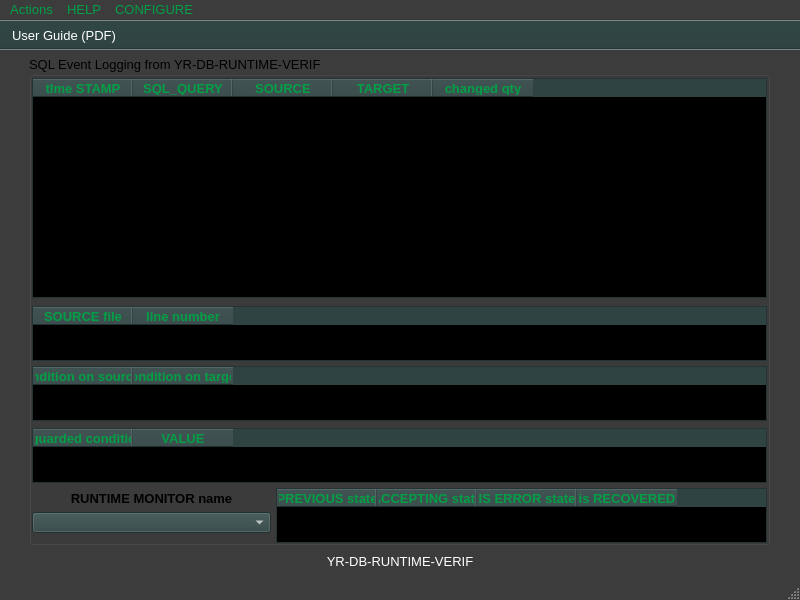
First picture: the form in ui/yr-db-runtime-verif-main-window.ui, repository yerothd/yr-db-runtime-verif, before the edit.
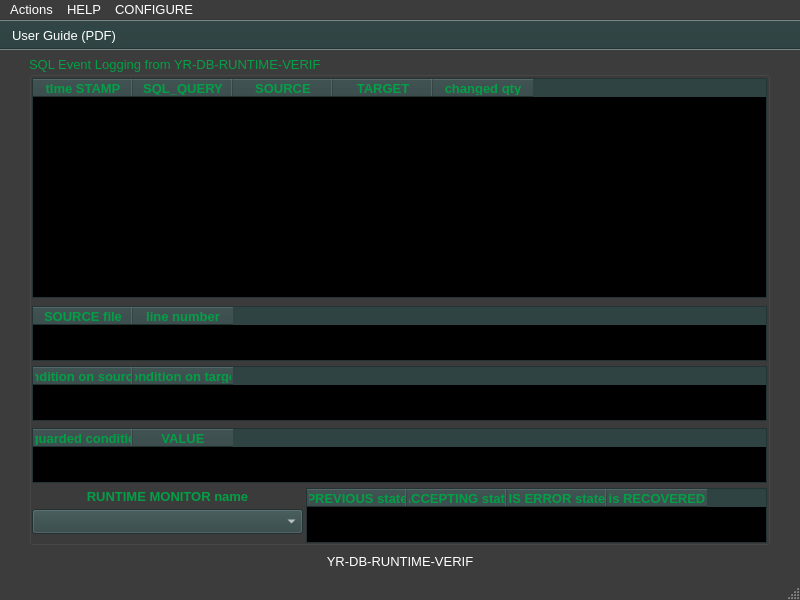
Second picture: the form after the edit. Icons and pictures are not drawn. Custom widgets are drawn as their Qt base class.

```diff
--- a/ui/yr-db-runtime-verif-main-window.ui
+++ b/ui/yr-db-runtime-verif-main-window.ui
@@ -527,6 +527,124 @@
    <locale language="French" country="France"/>
   </property>
   <widget class="QWidget" name="centralwidget_mainWindow">
+   <property name="palette">
+    <palette>
+     <active>
+      <colorrole role="WindowText">
+       <brush brushstyle="SolidPattern">
+        <color alpha="255">
+         <red>255</red>
+         <green>255</green>
+         <blue>255</blue>
+        </color>
+       </brush>
+      </colorrole>
+      <colorrole role="Text">
+       <brush brushstyle="SolidPattern">
+        <color alpha="255">
+         <red>255</red>
+         <green>255</green>
+         <blue>255</blue>
+        </color>
+       </brush>
+      </colorrole>
+      <colorrole role="ButtonText">
+       <brush brushstyle="SolidPattern">
+        <color alpha="255">
+         <red>255</red>
+         <green>255</green>
+         <blue>255</blue>
+        </color>
+       </brush>
+      </colorrole>
+      <colorrole role="PlaceholderText">
+       <brush brushstyle="NoBrush">
+        <color alpha="128">
+         <red>255</red>
+         <green>255</green>
+         <blue>255</blue>
+        </color>
+       </brush>
+      </colorrole>
+     </active>
+     <inactive>
+      <colorrole role="WindowText">
+       <brush brushstyle="SolidPattern">
+        <color alpha="255">
+         <red>255</red>
+         <green>255</green>
+         <blue>255</blue>
+        </color>
+       </brush>
+      </colorrole>
+      <colorrole role="Text">
+       <brush brushstyle="SolidPattern">
+        <color alpha="255">
+         <red>255</red>
+         <green>255</green>
+         <blue>255</blue>
+        </color>
+       </brush>
+      </colorrole>
+      <colorrole role="ButtonText">
+       <brush brushstyle="SolidPattern">
+        <color alpha="255">
+         <red>255</red>
+         <green>255</green>
+         <blue>255</blue>
+        </color>
+       </brush>
+      </colorrole>
+      <colorrole role="PlaceholderText">
+       <brush brushstyle="NoBrush">
+        <color alpha="128">
+         <red>255</red>
+         <green>255</green>
+         <blue>255</blue>
+        </color>
+       </brush>
+      </colorrole>
+     </inactive>
+     <disabled>
+      <colorrole role="WindowText">
+       <brush brushstyle="SolidPattern">
+        <color alpha="255">
+         <red>30</red>
+         <green>30</green>
+         <blue>30</blue>
+        </color>
+       </brush>
+      </colorrole>
+      <colorrole role="Text">
+       <brush brushstyle="SolidPattern">
+        <color alpha="255">
+         <red>30</red>
+         <green>30</green>
+         <blue>30</blue>
+        </color>
+       </brush>
+      </colorrole>
+      <colorrole role="ButtonText">
+       <brush brushstyle="SolidPattern">
+        <color alpha="255">
+         <red>30</red>
+         <green>30</green>
+         <blue>30</blue>
+        </color>
+       </brush>
+      </colorrole>
+      <colorrole role="PlaceholderText">
+       <brush brushstyle="NoBrush">
+        <color alpha="128">
+         <red>255</red>
+         <green>255</green>
+         <blue>255</blue>
+        </color>
+       </brush>
+      </colorrole>
+     </disabled>
+    </palette>
+   </property>
    <widget class="QGroupBox" name="groupBox_LOGGING">
     <property name="enabled">
      <bool>true</bool>
@@ -545,9 +663,9 @@
        <colorrole role="WindowText">
         <brush brushstyle="SolidPattern">
          <color alpha="255">
-          <red>0</red>
-          <green>0</green>
-          <blue>0</blue>
+          <red>2</red>
+          <green>160</green>
+          <blue>70</blue>
          </color>
         </brush>
        </colorrole>
@@ -574,9 +692,9 @@
        <colorrole role="WindowText">
         <brush brushstyle="SolidPattern">
          <color alpha="255">
-          <red>0</red>
-          <green>0</green>
-          <blue>0</blue>
+          <red>2</red>
+          <green>160</green>
+          <blue>70</blue>
          </color>
         </brush>
        </colorrole>
@@ -2335,9 +2453,9 @@
      </property>
      <property name="geometry">
       <rect>
-       <x>247</x>
+       <x>277</x>
        <y>432</y>
-       <width>491</width>
+       <width>461</width>
        <height>55</height>
       </rect>
      </property>
@@ -2910,9 +3028,9 @@
      <property name="geometry">
       <rect>
        <x>3</x>
-       <y>456</y>
-       <width>239</width>
-       <height>21</height>
+       <y>453</y>
+       <width>271</width>
+       <height>25</height>
       </rect>
      </property>
      <property name="palette">
@@ -3396,8 +3514,8 @@
      <property name="geometry">
       <rect>
        <x>3</x>
-       <y>432</y>
-       <width>239</width>
+       <y>430</y>
+       <width>271</width>
        <height>21</height>
       </rect>
      </property>
@@ -3407,9 +3525,9 @@
         <colorrole role="WindowText">
          <brush brushstyle="SolidPattern">
           <color alpha="255">
-           <red>0</red>
-           <green>0</green>
-           <blue>0</blue>
+           <red>2</red>
+           <green>160</green>
+           <blue>70</blue>
           </color>
          </brush>
         </colorrole>
@@ -3427,9 +3545,9 @@
         <colorrole role="WindowText">
          <brush brushstyle="SolidPattern">
           <color alpha="255">
-           <red>0</red>
-           <green>0</green>
-           <blue>0</blue>
+           <red>2</red>
+           <green>160</green>
+           <blue>70</blue>
           </color>
          </brush>
         </colorrole>
@@ -4564,36 +4682,36 @@
       <colorrole role="WindowText">
        <brush brushstyle="SolidPattern">
         <color alpha="255">
-         <red>2</red>
-         <green>160</green>
-         <blue>70</blue>
+         <red>255</red>
+         <green>255</green>
+         <blue>255</blue>
         </color>
        </brush>
       </colorrole>
       <colorrole role="Text">
        <brush brushstyle="SolidPattern">
         <color alpha="255">
-         <red>2</red>
-         <green>160</green>
-         <blue>70</blue>
+         <red>255</red>
+         <green>255</green>
+         <blue>255</blue>
         </color>
        </brush>
       </colorrole>
       <colorrole role="BrightText">
        <brush brushstyle="SolidPattern">
         <color alpha="255">
-         <red>2</red>
-         <green>160</green>
-         <blue>70</blue>
+         <red>255</red>
+         <green>255</green>
+         <blue>255</blue>
         </color>
        </brush>
       </colorrole>
       <colorrole role="ButtonText">
        <brush brushstyle="SolidPattern">
         <color alpha="255">
-         <red>2</red>
-         <green>160</green>
-         <blue>70</blue>
+         <red>255</red>
+         <green>255</green>
+         <blue>255</blue>
         </color>
        </brush>
       </colorrole>
@@ -4629,36 +4747,36 @@
       <colorrole role="WindowText">
        <brush brushstyle="SolidPattern">
         <color alpha="255">
-         <red>2</red>
-         <green>160</green>
-         <blue>70</blue>
+         <red>255</red>
+         <green>255</green>
+         <blue>255</blue>
         </color>
        </brush>
       </colorrole>
       <colorrole role="Text">
        <brush brushstyle="SolidPattern">
         <color alpha="255">
-         <red>2</red>
-         <green>160</green>
-         <blue>70</blue>
+         <red>255</red>
+         <green>255</green>
+         <blue>255</blue>
         </color>
        </brush>
       </colorrole>
       <colorrole role="BrightText">
        <brush brushstyle="SolidPattern">
         <color alpha="255">
-         <red>2</red>
-         <green>160</green>
-         <blue>70</blue>
+         <red>255</red>
+         <green>255</green>
+         <blue>255</blue>
         </color>
        </brush>
       </colorrole>
       <colorrole role="ButtonText">
        <brush brushstyle="SolidPattern">
         <color alpha="255">
-         <red>2</red>
-         <green>160</green>
-         <blue>70</blue>
+         <red>255</red>
+         <green>255</green>
+         <blue>255</blue>
         </color>
        </brush>
       </colorrole>
@@ -4712,9 +4830,9 @@
       <colorrole role="BrightText">
        <brush brushstyle="SolidPattern">
         <color alpha="255">
-         <red>2</red>
-         <green>160</green>
-         <blue>70</blue>
+         <red>255</red>
+         <green>255</green>
+         <blue>255</blue>
         </color>
        </brush>
       </colorrole>
```
Left out of the diff: 162 changed lines with no effect on the pictures.
